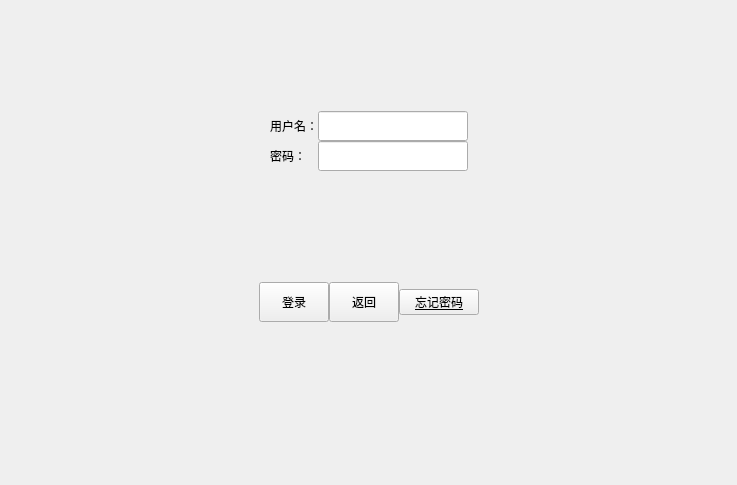
Above: SnailIOTMonitoring/userManager/loginpage.ui from leirujie/SnailIOTMonitoring before the change. Below: the same form after it.
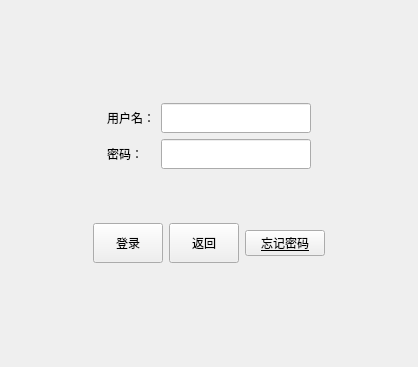
That is the form after the change.

The edit to the form file:
```diff
--- a/SnailIOTMonitoring/userManager/loginpage.ui
+++ b/SnailIOTMonitoring/userManager/loginpage.ui
@@ -6,121 +6,26 @@
    <rect>
     <x>0</x>
     <y>0</y>
-    <width>737</width>
-    <height>485</height>
+    <width>418</width>
+    <height>367</height>
    </rect>
   </property>
   <property name="windowTitle">
    <string>Form</string>
   </property>
-  <layout class="QGridLayout" name="gridLayout_2">
+  <layout class="QGridLayout" name="gridLayout_2" rowstretch="2,1" rowminimumheight="1,1">
    <property name="leftMargin">
-    <number>0</number>
+    <number>27</number>
    </property>
    <property name="topMargin">
-    <number>0</number>
+    <number>55</number>
    </property>
    <property name="rightMargin">
-    <number>0</number>
+    <number>27</number>
    </property>
    <property name="bottomMargin">
-    <number>0</number>
+    <number>55</number>
    </property>
-   <property name="spacing">
-    <number>0</number>
-   </property>
-   <item row="1" column="0">
-    <layout class="QHBoxLayout" name="horizontalLayout" stretch="20,20,0,0,20">
-     <property name="leftMargin">
-      <number>0</number>
-     </property>
-     <property name="topMargin">
-      <number>0</number>
-     </property>
-     <property name="rightMargin">
-      <number>0</number>
-     </property>
-     <property name="bottomMargin">
-      <number>50</number>
-     </property>
-     <item>
-      <spacer name="horizontalSpacer_3">
-       <property name="orientation">
-        <enum>Qt::Horizontal</enum>
-       </property>
-       <property name="sizeHint" stdset="0">
-        <size>
-         <width>40</width>
-         <height>20</height>
-        </size>
-       </property>
-      </spacer>
-     </item>
-     <item>
-      <widget class="QPushButton" name="loginBtn">
-       <property name="minimumSize">
-        <size>
-         <width>70</width>
-         <height>40</height>
-        </size>
-       </property>
-       <property name="maximumSize">
-        <size>
-         <width>70</width>
-         <height>40</height>
-        </size>
-       </property>
-       <property name="text">
-        <string>登录</string>
-       </property>
-      </widget>
-     </item>
-     <item>
-      <widget class="QPushButton" name="bakeToLauBtn">
-       <property name="minimumSize">
-        <size>
-         <width>70</width>
-         <height>40</height>
-        </size>
-       </property>
-       <property name="maximumSize">
-        <size>
-         <width>70</width>
-         <height>40</height>
-        </size>
-       </property>
-       <property name="text">
-        <string>返回</string>
-       </property>
-      </widget>
-     </item>
-     <item>
-      <widget class="QPushButton" name="pushButton">
-       <property name="font">
-        <font>
-         <underline>true</underline>
-        </font>
-       </property>
-       <property name="text">
-        <string>忘记密码</string>
-       </property>
-      </widget>
-     </item>
-     <item>
-      <spacer name="horizontalSpacer_4">
-       <property name="orientation">
-        <enum>Qt::Horizontal</enum>
-       </property>
-       <property name="sizeHint" stdset="0">
-        <size>
-         <width>40</width>
-         <height>20</height>
-        </size>
-       </property>
-      </spacer>
-     </item>
-    </layout>
-   </item>
    <item row="0" column="0">
     <layout class="QGridLayout" name="gridLayout">
      <item row="0" column="0">
@@ -180,6 +85,12 @@
      </item>
      <item row="1" column="2">
       <widget class="QLineEdit" name="passwordEdit">
+       <property name="sizePolicy">
+        <sizepolicy hsizetype="Expanding" vsizetype="Expanding">
+         <horstretch>0</horstretch>
+         <verstretch>0</verstretch>
+        </sizepolicy>
+       </property>
        <property name="minimumSize">
         <size>
          <width>150</width>
@@ -192,6 +103,14 @@
          <height>30</height>
         </size>
        </property>
+       <property name="font">
+        <font>
+         <pointsize>7</pointsize>
+        </font>
+       </property>
+       <property name="echoMode">
+        <enum>QLineEdit::Password</enum>
+       </property>
       </widget>
      </item>
      <item row="1" column="1">
@@ -203,6 +122,86 @@
      </item>
     </layout>
    </item>
+   <item row="1" column="0">
+    <layout class="QHBoxLayout" name="horizontalLayout">
+     <item>
+      <spacer name="horizontalSpacer_3">
+       <property name="orientation">
+        <enum>Qt::Horizontal</enum>
+       </property>
+       <property name="sizeHint" stdset="0">
+        <size>
+         <width>40</width>
+         <height>20</height>
+        </size>
+       </property>
+      </spacer>
+     </item>
+     <item>
+      <widget class="QPushButton" name="loginBtn">
+       <property name="minimumSize">
+        <size>
+         <width>70</width>
+         <height>40</height>
+        </size>
+       </property>
+       <property name="maximumSize">
+        <size>
+         <width>70</width>
+         <height>40</height>
+        </size>
+       </property>
+       <property name="text">
+        <string>登录</string>
+       </property>
+      </widget>
+     </item>
+     <item>
+      <widget class="QPushButton" name="bakeToLauBtn">
+       <property name="minimumSize">
+        <size>
+         <width>70</width>
+         <height>40</height>
+        </size>
+       </property>
+       <property name="maximumSize">
+        <size>
+         <width>70</width>
+         <height>40</height>
+        </size>
+       </property>
+       <property name="text">
+        <string>返回</string>
+       </property>
+      </widget>
+     </item>
+     <item>
+      <widget class="QPushButton" name="pushButton">
+       <property name="font">
+        <font>
+         <underline>true</underline>
+        </font>
+       </property>
+       <property name="text">
+        <string>忘记密码</string>
+       </property>
+      </widget>
+     </item>
+     <item>
+      <spacer name="horizontalSpacer_4">
+       <property name="orientation">
+        <enum>Qt::Horizontal</enum>
+       </property>
+       <property name="sizeHint" stdset="0">
+        <size>
+         <width>40</width>
+         <height>20</height>
+        </size>
+       </property>
+      </spacer>
+     </item>
+    </layout>
+   </item>
   </layout>
  </widget>
  <resources/>
```
